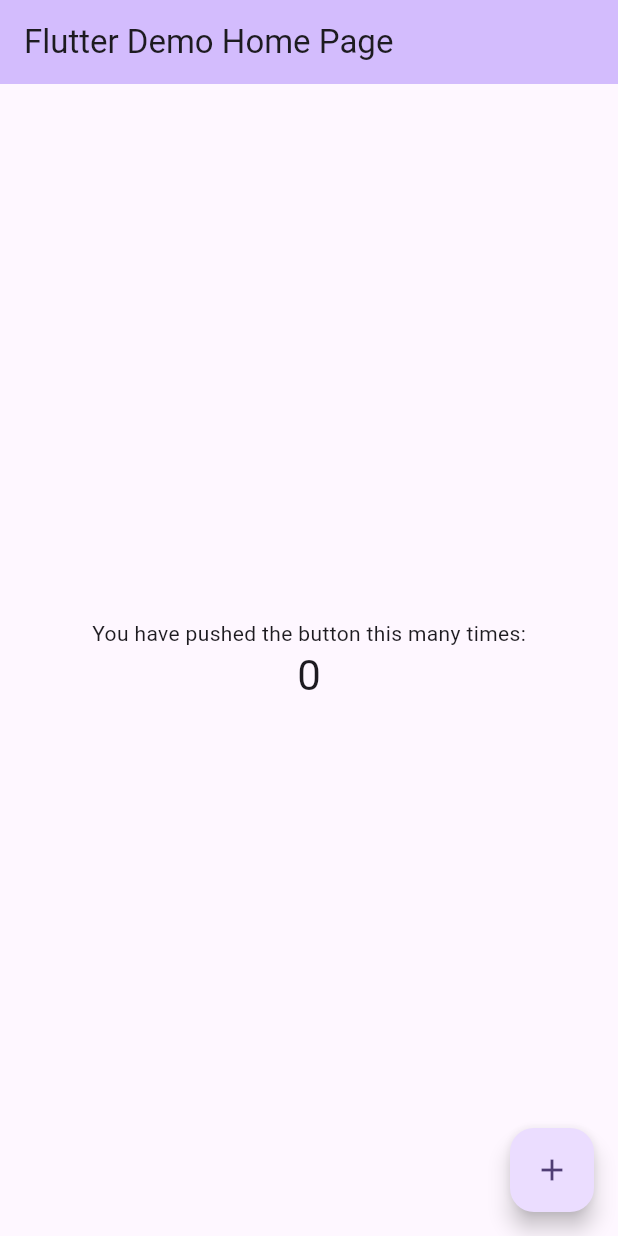
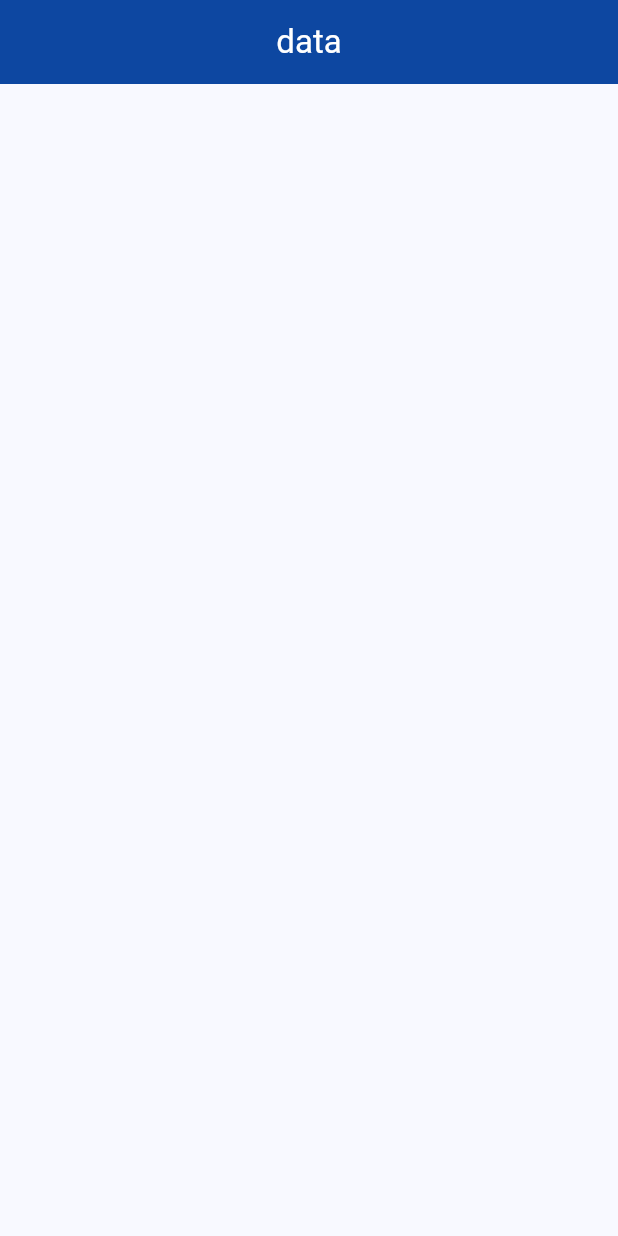
Before and after one commit to imtiaza1/Flutter-To-Do-App, a Flutter app: the screen it shows after launch, on a phone screen of 412 x 824 dp. Run offline on Flutter 3.47's test engine with Material 3 defaults, Android fonts, the phone set to English and light mode, and no system bars; our stand-ins replace firebase_core; accounts and stored records are empty.

Commit message:
intial commit

```diff
--- /dev/null
+++ b/lib/home.dart
@@ -0,0 +1,21 @@
+import 'package:flutter/material.dart';
+
+class HomePage extends StatefulWidget {
+  const HomePage({super.key});
+
+  @override
+  State<HomePage> createState() => _HomePageState();
+}
+
+class _HomePageState extends State<HomePage> {
+  @override
+  Widget build(BuildContext context) {
+    return Scaffold(
+      appBar: AppBar(
+        title: Text("data"),
+        // backgroundColor: Colors.blue,
+        centerTitle: true,
+      ),
+    );
+  }
+}
--- a/lib/main.dart
+++ b/lib/main.dart
@@ -1,7 +1,14 @@
+import 'package:firebase_core/firebase_core.dart';
 import 'package:flutter/material.dart';
 
-void main() {
+import 'firebase_options.dart';
+import 'home.dart';
+
+void main() async{
   runApp(const MyApp());
+  await Firebase.initializeApp(
+    options: DefaultFirebaseOptions.currentPlatform,
+  );
 }
 
 class MyApp extends StatelessWidget {
@@ -12,114 +19,30 @@ class MyApp extends StatelessWidget {
   Widget build(BuildContext context) {
     return MaterialApp(
       title: 'Flutter Demo',
+      debugShowCheckedModeBanner: false,
       theme: ThemeData(
-        // This is the theme of your application.
-        //
-        // TRY THIS: Try running your application with "flutter run". You'll see
-        // the application has a purple toolbar. Then, without quitting the app,
-        // try changing the seedColor in the colorScheme below to Colors.green
-        // and then invoke "hot reload" (save your changes or press the "hot
-        // reload" button in a Flutter-supported IDE, or press "r" if you used
-        // the command line to start the app).
-        //
-        // Notice that the counter didn't reset back to zero; the application
-        // state is not lost during the reload. To reset the state, use hot
-        // restart instead.
-        //
-        // This works for code too, not just values: Most code changes can be
-        // tested with just a hot reload.
-        colorScheme: ColorScheme.fromSeed(seedColor: Colors.deepPurple),
+        colorScheme: ColorScheme.fromSeed(seedColor: Colors.blue),
         useMaterial3: true,
+        appBarTheme: AppBarTheme(
+          backgroundColor: Colors.blue[900], // Dark blue
+          foregroundColor: Colors.white, // White text/icons
+        ),
+        elevatedButtonTheme: ElevatedButtonThemeData(
+          style: ElevatedButton.styleFrom(
+            backgroundColor: Colors.blue, // Vibrant blue
+            foregroundColor: Colors.white, // White text
+            padding: EdgeInsets.symmetric(horizontal: 20, vertical: 12),
+          ),
+        ),
+        outlinedButtonTheme: OutlinedButtonThemeData(
+          style: OutlinedButton.styleFrom(
+            foregroundColor: Colors.blue, // Vibrant blue text
+            side: BorderSide(color: Colors.blue), // Blue border
+          ),
+        ),
       ),
-      home: const MyHomePage(title: 'Flutter Demo Home Page'),
+
+      home: HomePage(),
     );
   }
 }
-
-class MyHomePage extends StatefulWidget {
-  const MyHomePage({super.key, required this.title});
-
-  // This widget is the home page of your application. It is stateful, meaning
-  // that it has a State object (defined below) that contains fields that affect
-  // how it looks.
-
-  // This class is the configuration for the state. It holds the values (in this
-  // case the title) provided by the parent (in this case the App widget) and
-  // used by the build method of the State. Fields in a Widget subclass are
-  // always marked "final".
-
-  final String title;
-
-  @override
-  State<MyHomePage> createState() => _MyHomePageState();
-}
-
-class _MyHomePageState extends State<MyHomePage> {
-  int _counter = 0;
-
-  void _incrementCounter() {
-    setState(() {
-      // This call to setState tells the Flutter framework that something has
-      // changed in this State, which causes it to rerun the build method below
-      // so that the display can reflect the updated values. If we changed
-      // _counter without calling setState(), then the build method would not be
-      // called again, and so nothing would appear to happen.
-      _counter++;
-    });
-  }
-
-  @override
-  Widget build(BuildContext context) {
-    // This method is rerun every time setState is called, for instance as done
-    // by the _incrementCounter method above.
-    //
-    // The Flutter framework has been optimized to make rerunning build methods
-    // fast, so that you can just rebuild anything that needs updating rather
-    // than having to individually change instances of widgets.
-    return Scaffold(
-      appBar: AppBar(
-        // TRY THIS: Try changing the color here to a specific color (to
-        // Colors.amber, perhaps?) and trigger a hot reload to see the AppBar
-        // change color while the other colors stay the same.
-        backgroundColor: Theme.of(context).colorScheme.inversePrimary,
-        // Here we take the value from the MyHomePage object that was created by
-        // the App.build method, and use it to set our appbar title.
-        title: Text(widget.title),
-      ),
-      body: Center(
-        // Center is a layout widget. It takes a single child and positions it
-        // in the middle of the parent.
-        child: Column(
-          // Column is also a layout widget. It takes a list of children and
-          // arranges them vertically. By default, it sizes itself to fit its
-          // children horizontally, and tries to be as tall as its parent.
-          //
-          // Column has various properties to control how it sizes itself and
-          // how it positions its children. Here we use mainAxisAlignment to
-          // center the children vertically; the main axis here is the vertical
-          // axis because Columns are vertical (the cross axis would be
-          // horizontal).
-          //
-          // TRY THIS: Invoke "debug painting" (choose the "Toggle Debug Paint"
-          // action in the IDE, or press "p" in the console), to see the
-          // wireframe for each widget.
-          mainAxisAlignment: MainAxisAlignment.center,
-          children: <Widget>[
-            const Text(
-              'You have pushed the button this many times:',
-            ),
-            Text(
-              '$_counter',
-              style: Theme.of(context).textTheme.headlineMedium,
-            ),
-          ],
-        ),
-      ),
-      floatingActionButton: FloatingActionButton(
-        onPressed: _incrementCounter,
-        tooltip: 'Increment',
-        child: const Icon(Icons.add),
-      ), // This trailing comma makes auto-formatting nicer for build methods.
-    );
-  }
-}
--- a/pubspec.yaml
+++ b/pubspec.yaml
@@ -35,6 +35,8 @@ dependencies:
   # The following adds the Cupertino Icons font to your application.
   # Use with the CupertinoIcons class for iOS style icons.
   cupertino_icons: ^1.0.8
+  cloud_firestore: ^5.6.1
+  firebase_core: ^3.10.0
 
 dev_dependencies:
   flutter_test:
```
Also changed, not shown: firebase.json (added), lib/firebase_options.dart (added), pubspec.lock, 6 other files.
